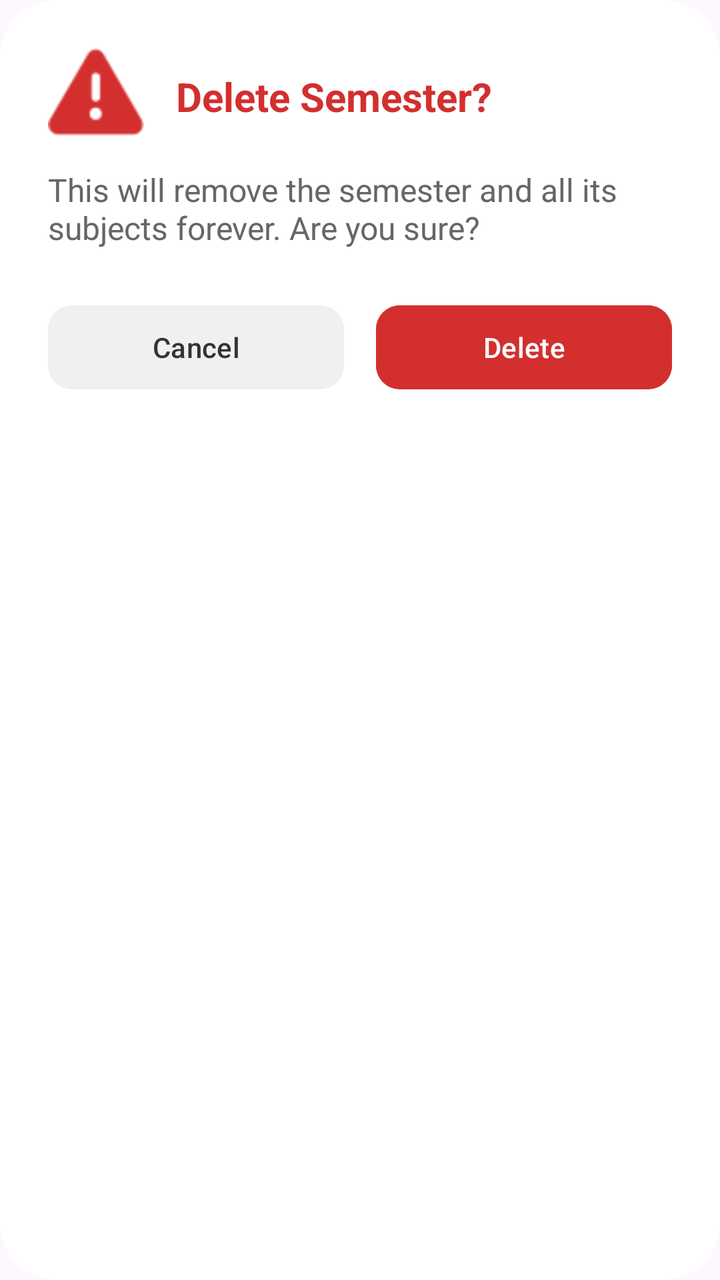
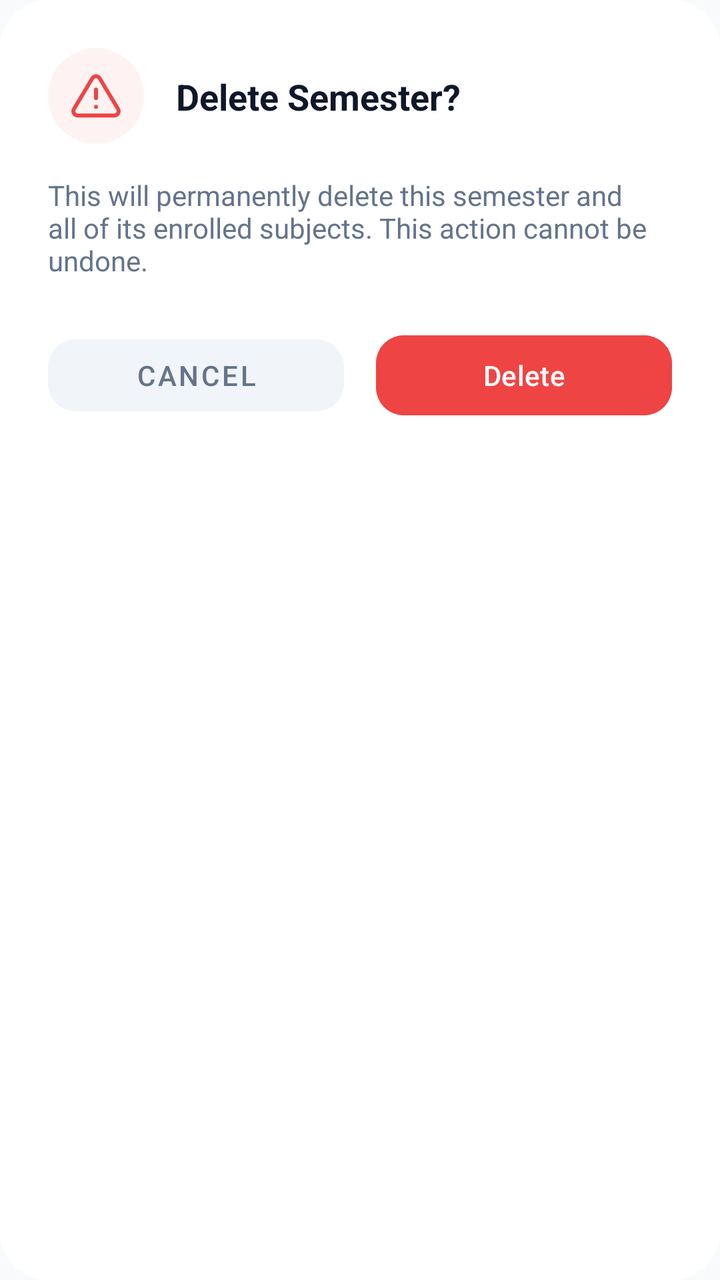

The first picture is an Android layout as it rendered before a commit; the second is the same layout after the commit. The layout source and the unified diff follow.
<!-- AndroidManifest.xml: application theme Theme.CGPATracker -->
<!-- res/layout/dialog_delete_confirm.xml -->
<?xml version="1.0" encoding="utf-8"?>
<androidx.constraintlayout.widget.ConstraintLayout xmlns:android="http://schemas.android.com/apk/res/android"
    xmlns:app="http://schemas.android.com/apk/res-auto"
    android:layout_width="match_parent"
    android:layout_height="wrap_content"
    android:background="@drawable/dialog_background"
    android:padding="24dp">

    <ImageView
        android:id="@+id/iconWarning"
        android:layout_width="48dp"
        android:layout_height="48dp"
        android:src="@android:drawable/ic_dialog_alert"
        app:tint="#D32F2F"
        app:layout_constraintStart_toStartOf="parent"
        app:layout_constraintTop_toTopOf="parent" />

    <TextView
        android:id="@+id/tvDeleteTitle"
        android:layout_width="wrap_content"
        android:layout_height="wrap_content"
        android:layout_marginStart="16dp"
        android:text="Delete Semester?"
        android:textSize="20sp"
        android:textStyle="bold"
        android:textColor="#D32F2F"
        app:layout_constraintStart_toEndOf="@+id/iconWarning"
        app:layout_constraintTop_toTopOf="@+id/iconWarning"
        app:layout_constraintBottom_toBottomOf="@+id/iconWarning" />

    <TextView
        android:id="@+id/tvMessage"
        android:layout_width="wrap_content"
        android:layout_height="wrap_content"
        android:layout_marginTop="12dp"
        android:text="This will remove the semester and all its subjects forever. Are you sure?"
        android:textSize="16sp"
        android:textColor="#666666"
        app:layout_constraintStart_toStartOf="parent"
        app:layout_constraintTop_toBottomOf="@+id/iconWarning" />

    <LinearLayout
        android:layout_width="match_parent"
        android:layout_height="wrap_content"
        android:layout_marginTop="24dp"
        android:orientation="horizontal"
        app:layout_constraintTop_toBottomOf="@+id/tvMessage">

        <com.google.android.material.button.MaterialButton
            android:id="@+id/btnCancelDelete"
            android:layout_width="0dp"
            android:layout_height="50dp"
            android:layout_weight="1"
            android:layout_marginEnd="8dp"
            android:text="Cancel"
            android:textColor="#333333"
            android:backgroundTint="#F0F0F0"
            app:cornerRadius="12dp" />

        <com.google.android.material.button.MaterialButton
            android:id="@+id/btnConfirmDelete"
            android:layout_width="0dp"
            android:layout_height="50dp"
            android:layout_weight="1"
            android:layout_marginStart="8dp"
            android:text="Delete"
            android:textColor="#FFFFFF"
            android:backgroundTint="#D32F2F"
            app:cornerRadius="12dp" />
    </LinearLayout>

</androidx.constraintlayout.widget.ConstraintLayout>
<!-- resources referenced by this layout -->
<resources>
  <!-- drawable dialog_background (drawable) -->
  <?xml version="1.0" encoding="utf-8"?>
  <shape xmlns:android="http://schemas.android.com/apk/res/android">
      <solid android:color="#FFFFFF" />
      <corners android:radius="28dp" />
      <padding android:left="16dp" android:right="16dp" android:top="16dp" android:bottom="16dp"/>
  </shape>
  <style name="Theme.CGPATracker" parent="Base.Theme.CGPATracker" />
  <style name="Base.Theme.CGPATracker" parent="Theme.Material3.DayNight.NoActionBar">
          
          
      </style>
</resources>

<!-- the commit's change to res/layout/dialog_delete_confirm.xml (unified diff, before → after) -->
@@ -6,38 +6,48 @@
     android:background="@drawable/dialog_background"
     android:padding="24dp">
 
-    <ImageView
-        android:id="@+id/iconWarning"
+    <FrameLayout
+        android:id="@+id/iconContainer"
         android:layout_width="48dp"
         android:layout_height="48dp"
-        android:src="@android:drawable/ic_dialog_alert"
-        app:tint="#D32F2F"
+        android:background="@drawable/dialog_background"
+        android:backgroundTint="@color/danger_soft"
         app:layout_constraintStart_toStartOf="parent"
-        app:layout_constraintTop_toTopOf="parent" />
+        app:layout_constraintTop_toTopOf="parent">
+
+        <ImageView
+            android:id="@+id/iconWarning"
+            android:layout_width="26dp"
+            android:layout_height="26dp"
+            android:layout_gravity="center"
+            android:src="@drawable/ic_warning_triangle"
+            app:tint="@color/danger" />
+    </FrameLayout>
 
     <TextView
         android:id="@+id/tvDeleteTitle"
-        android:layout_width="wrap_content"
+        android:layout_width="0dp"
         android:layout_height="wrap_content"
         android:layout_marginStart="16dp"
         android:text="Delete Semester?"
-        android:textSize="20sp"
+        android:textSize="18sp"
         android:textStyle="bold"
-        android:textColor="#D32F2F"
-        app:layout_constraintStart_toEndOf="@+id/iconWarning"
-        app:layout_constraintTop_toTopOf="@+id/iconWarning"
-        app:layout_constraintBottom_toBottomOf="@+id/iconWarning" />
+        android:textColor="@color/text_primary"
+        app:layout_constraintStart_toEndOf="@+id/iconContainer"
+        app:layout_constraintEnd_toEndOf="parent"
+        app:layout_constraintTop_toTopOf="@+id/iconContainer"
+        app:layout_constraintBottom_toBottomOf="@+id/iconContainer" />
 
     <TextView
         android:id="@+id/tvMessage"
-        android:layout_width="wrap_content"
+        android:layout_width="match_parent"
         android:layout_height="wrap_content"
-        android:layout_marginTop="12dp"
-        android:text="This will remove the semester and all its subjects forever. Are you sure?"
-        android:textSize="16sp"
-        android:textColor="#666666"
+        android:layout_marginTop="16dp"
+        android:text="This will permanently delete this semester and all of its enrolled subjects. This action cannot be undone."
+        android:textSize="14sp"
+        android:textColor="@color/text_secondary"
         app:layout_constraintStart_toStartOf="parent"
-        app:layout_constraintTop_toBottomOf="@+id/iconWarning" />
+        app:layout_constraintTop_toBottomOf="@+id/iconContainer" />
 
     <LinearLayout
         android:layout_width="match_parent"
@@ -49,24 +59,25 @@
         <com.google.android.material.button.MaterialButton
             android:id="@+id/btnCancelDelete"
             android:layout_width="0dp"
-            android:layout_height="50dp"
+            android:layout_height="48dp"
             android:layout_weight="1"
             android:layout_marginEnd="8dp"
             android:text="Cancel"
-            android:textColor="#333333"
-            android:backgroundTint="#F0F0F0"
-            app:cornerRadius="12dp" />
+            android:textColor="@color/text_secondary"
+            android:backgroundTint="@color/surface_variant"
+            app:cornerRadius="14dp"
+            style="@style/Widget.MaterialComponents.Button.UnelevatedButton" />
 
         <com.google.android.material.button.MaterialButton
             android:id="@+id/btnConfirmDelete"
             android:layout_width="0dp"
-            android:layout_height="50dp"
+            android:layout_height="48dp"
             android:layout_weight="1"
             android:layout_marginStart="8dp"
             android:text="Delete"
             android:textColor="#FFFFFF"
-            android:backgroundTint="#D32F2F"
-            app:cornerRadius="12dp" />
+            android:backgroundTint="@color/danger"
+            app:cornerRadius="14dp" />
     </LinearLayout>
 
 </androidx.constraintlayout.widget.ConstraintLayout>
<!-- resource entries referenced after the edit -->
@@ -1,16 +1,48 @@
 <!-- resources referenced by this layout -->
 <resources>
+  <color name="danger">#EF4444</color>
+  <color name="danger_soft">#FEF2F2</color>
+  <color name="surface_variant">#F1F5F9</color>
+  <color name="text_primary">#0F172A</color>
+  <color name="text_secondary">#64748B</color>
   <!-- drawable dialog_background (drawable) -->
   <?xml version="1.0" encoding="utf-8"?>
   <shape xmlns:android="http://schemas.android.com/apk/res/android">
-      <solid android:color="#FFFFFF" />
-      <corners android:radius="28dp" />
-      <padding android:left="16dp" android:right="16dp" android:top="16dp" android:bottom="16dp"/>
+      <solid android:color="@color/surface" />
+      <corners android:radius="24dp" />
   </shape>
+  <!-- drawable ic_warning_triangle (drawable) -->
+  <vector xmlns:android="http://schemas.android.com/apk/res/android"
+      android:width="24dp"
+      android:height="24dp"
+      android:viewportWidth="24"
+      android:viewportHeight="24">
+    <path
+        android:fillColor="#00000000"
+        android:strokeColor="#EF4444"
+        android:strokeWidth="1.8"
+        android:strokeLineCap="round"
+        android:strokeLineJoin="round"
+        android:pathData="M10.29,3.86L1.82,18a2,2 0 0,0 1.71,3h16.94a2,2 0 0,0 1.71,-3L13.71,3.86a2,2 0 0,0 -3.42,0zM12,9v4M12,17h0.01"/>
+  </vector>
   <style name="Theme.CGPATracker" parent="Base.Theme.CGPATracker" />
+  <color name="surface">#FFFFFF</color>
   <style name="Base.Theme.CGPATracker" parent="Theme.Material3.DayNight.NoActionBar">
-          
-          
+          <item name="colorPrimary">@color/primary</item>
+          <item name="colorSecondary">@color/primary_light</item>
+          <item name="android:statusBarColor">@color/background</item>
+          <item name="android:windowLightStatusBar">true</item>
+          <item name="android:windowBackground">@color/background</item>
+          <item name="bottomSheetDialogTheme">@style/CustomBottomSheetDialogTheme</item>
+      </style>
+  <color name="primary">#4F46E5</color>
+  <color name="primary_light">#6366F1</color>
+  <color name="background">#F8FAFC</color>
+  <style name="CustomBottomSheetDialogTheme" parent="Theme.MaterialComponents.Light.BottomSheetDialog">
+          <item name="bottomSheetStyle">@style/CustomBottomSheetStyle</item>
+      </style>
+  <style name="CustomBottomSheetStyle" parent="Widget.Design.BottomSheet.Modal">
+          <item name="android:background">@android:color/transparent</item>
       </style>
 </resources>
 
